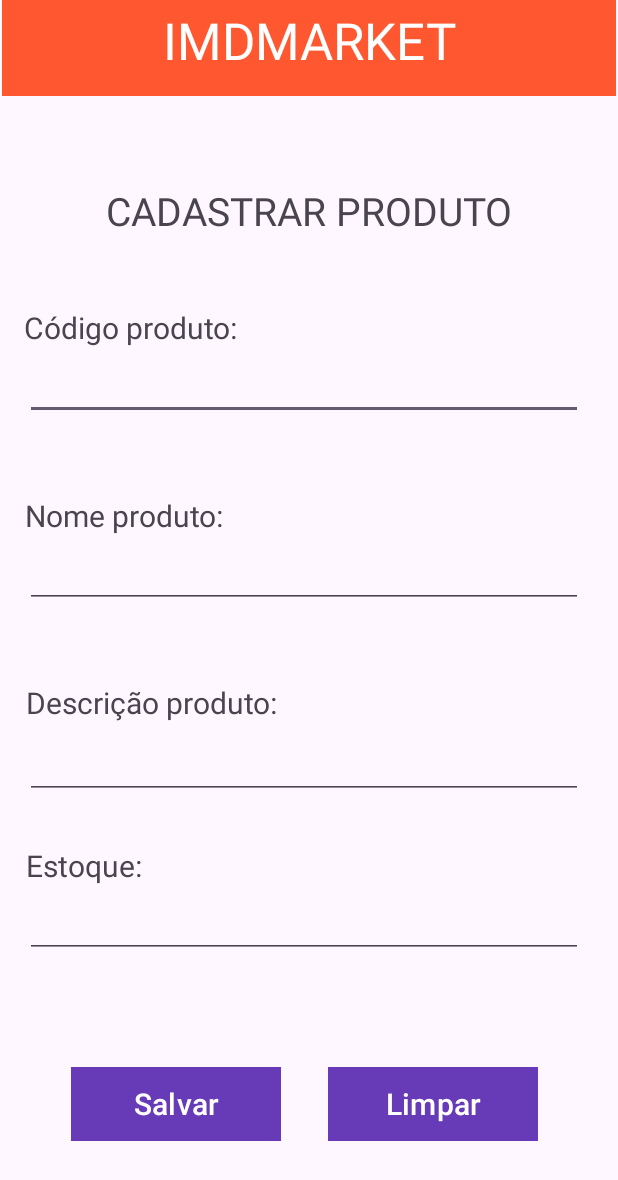
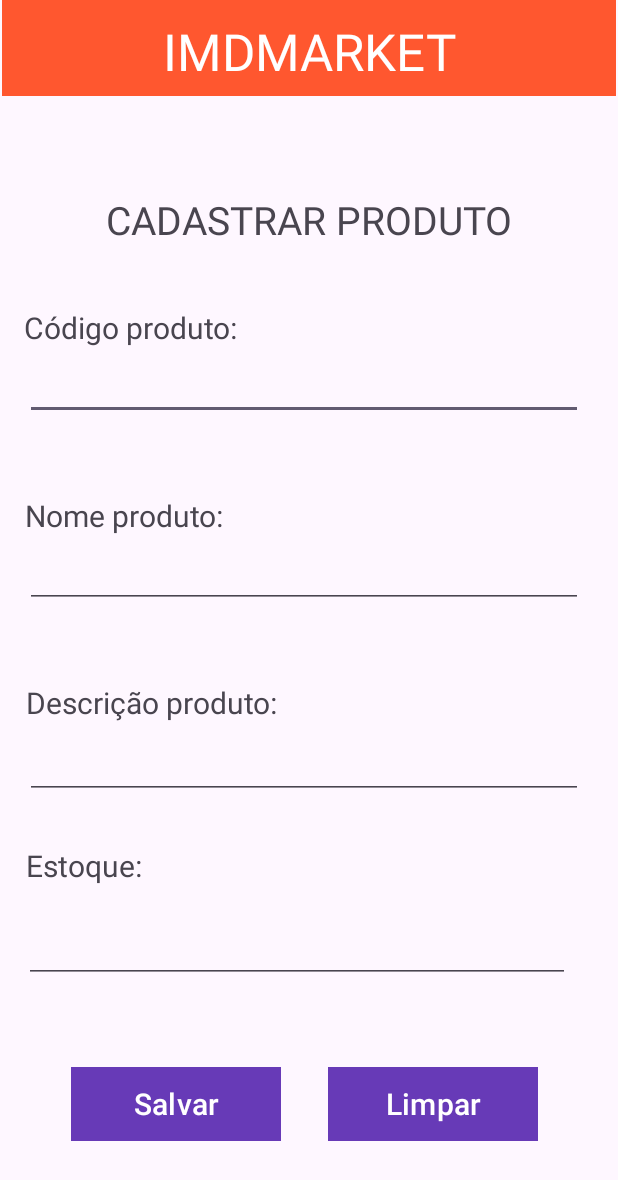
Before and after one commit to RubenFilipe07/imd-market-android, an Android app: the layout activity_cadastrar.xml on its own in the app's theme, with its tools: preview values and no code run, on a phone screen of 412 x 824 dp. Shown: the top 1180 px of the screen. Run offline under Robolectric (Android 15) with nearby library versions, the phone set to English and light mode, and no system bars.

```diff
--- a/app/src/main/res/layout/activity_alterar.xml
+++ b/app/src/main/res/layout/activity_alterar.xml
@@ -138,7 +138,7 @@
             app:layout_constraintVertical_bias="0.0" />
 
         <Button
-            android:id="@+id/button3"
+            android:id="@+id/btnSalvar"
             android:layout_width="140dp"
             android:layout_height="49dp"
             android:layout_marginTop="48dp"
--- a/app/src/main/res/layout/activity_cadastrar.xml
+++ b/app/src/main/res/layout/activity_cadastrar.xml
@@ -1,17 +1,13 @@
 <?xml version="1.0" encoding="utf-8"?>
-<FrameLayout xmlns:android="http://schemas.android.com/apk/res/android"
+<androidx.constraintlayout.widget.ConstraintLayout xmlns:android="http://schemas.android.com/apk/res/android"
     xmlns:app="http://schemas.android.com/apk/res-auto"
     xmlns:tools="http://schemas.android.com/tools"
     android:layout_width="match_parent"
     android:layout_height="match_parent"
-    tools:context=".fragments.cadastroFragment">
-
-    <androidx.constraintlayout.widget.ConstraintLayout
-        android:layout_width="match_parent"
-        android:layout_height="match_parent">
+    tools:context=".activities.CadastrarActivity">
 
         <com.google.android.material.appbar.MaterialToolbar
-            android:id="@+id/materialToolbar5"
+            android:id="@+id/materialToolbar"
             android:layout_width="409dp"
             android:layout_height="wrap_content"
             android:background="@color/orange"
@@ -126,21 +122,8 @@
             app:layout_constraintTop_toBottomOf="@+id/textView11"
             app:layout_constraintVertical_bias="0.0" />
 
-        <EditText
-            android:id="@+id/editTextText7"
-            android:layout_width="372dp"
-            android:layout_height="48dp"
-            android:ems="10"
-            android:inputType="text"
-            app:layout_constraintBottom_toBottomOf="parent"
-            app:layout_constraintEnd_toEndOf="parent"
-            app:layout_constraintHorizontal_bias="0.41"
-            app:layout_constraintStart_toStartOf="parent"
-            app:layout_constraintTop_toBottomOf="@+id/textView13"
-            app:layout_constraintVertical_bias="0.0" />
-
         <Button
-            android:id="@+id/button3"
+            android:id="@+id/btnSalvar"
             android:layout_width="140dp"
             android:layout_height="49dp"
             android:layout_marginTop="48dp"
@@ -183,5 +166,17 @@
             app:layout_constraintStart_toStartOf="parent"
             app:layout_constraintTop_toBottomOf="@+id/textView8"
             app:layout_constraintVertical_bias="0.465" />
-    </androidx.constraintlayout.widget.ConstraintLayout>
-</FrameLayout>
+
+        <EditText
+            android:id="@+id/editTextNumber"
+            android:layout_width="364dp"
+            android:layout_height="42dp"
+            android:ems="10"
+            android:inputType="number|numberSigned"
+            app:layout_constraintBottom_toBottomOf="parent"
+            app:layout_constraintEnd_toEndOf="parent"
+            app:layout_constraintHorizontal_bias="0.34"
+            app:layout_constraintStart_toStartOf="parent"
+            app:layout_constraintTop_toTopOf="@+id/textView5"
+            app:layout_constraintVertical_bias="0.781" />
+</androidx.constraintlayout.widget.ConstraintLayout>
--- a/app/src/main/res/layout/activity_menu.xml
+++ b/app/src/main/res/layout/activity_menu.xml
@@ -19,12 +19,12 @@
         android:text="@string/menu_listar_produtos"
         app:layout_constraintBottom_toBottomOf="parent"
         app:layout_constraintEnd_toEndOf="parent"
-        app:layout_constraintStart_toEndOf="@+id/button3"
+        app:layout_constraintStart_toEndOf="@+id/btnSalvar"
         app:layout_constraintTop_toTopOf="parent"
         app:layout_constraintVertical_bias="0.316" />
 
     <Button
-        android:id="@+id/button3"
+        android:id="@+id/btnSalvar"
         android:layout_width="@dimen/menu_btn_width"
         android:layout_height="@dimen/menu_btn_height"
         android:layout_margin="0dp"
@@ -65,7 +65,7 @@
         app:layout_constraintBottom_toBottomOf="parent"
         app:layout_constraintEnd_toStartOf="@+id/button4"
         app:layout_constraintStart_toStartOf="parent"
-        app:layout_constraintTop_toBottomOf="@+id/button3"
+        app:layout_constraintTop_toBottomOf="@+id/btnSalvar"
         app:layout_constraintVertical_bias="0.085" />
 
     <com.google.android.material.appbar.MaterialToolbar
```
Also changed, not shown: app/src/main/AndroidManifest.xml (+12 -5 lines), app/src/main/java/com/rubenfilipe07/imd_market_android/activities/AlterarActivity.java (added, +18 -0 lines), app/src/main/java/com/rubenfilipe07/imd_market_android/activities/CadastrarActivity.java (added, +44 -0 lines), app/src/main/java/com/rubenfilipe07/imd_market_android/activities/DeletarActivity.java (added, +18 -0 lines), app/src/main/java/com/rubenfilipe07/imd_market_android/activities/ListarActivity.java (added, +18 -0 lines), app/src/main/java/com/rubenfilipe07/imd_market_android/activities/MenuActivity.java (+19 -4 lines), app/src/main/res/layout/activity_deletar.xml (+5 -8 lines), app/src/main/res/layout/activity_listar.xml (+9 -11 lines).
